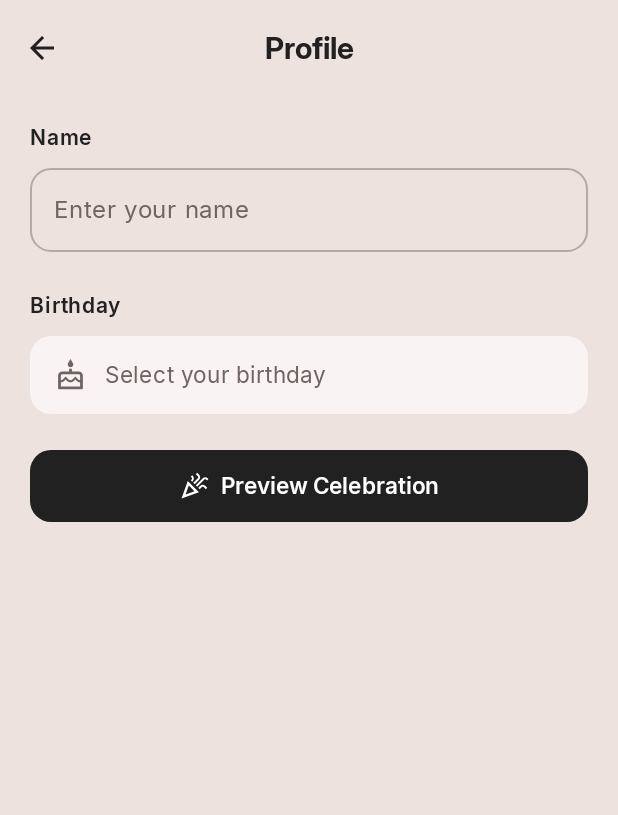
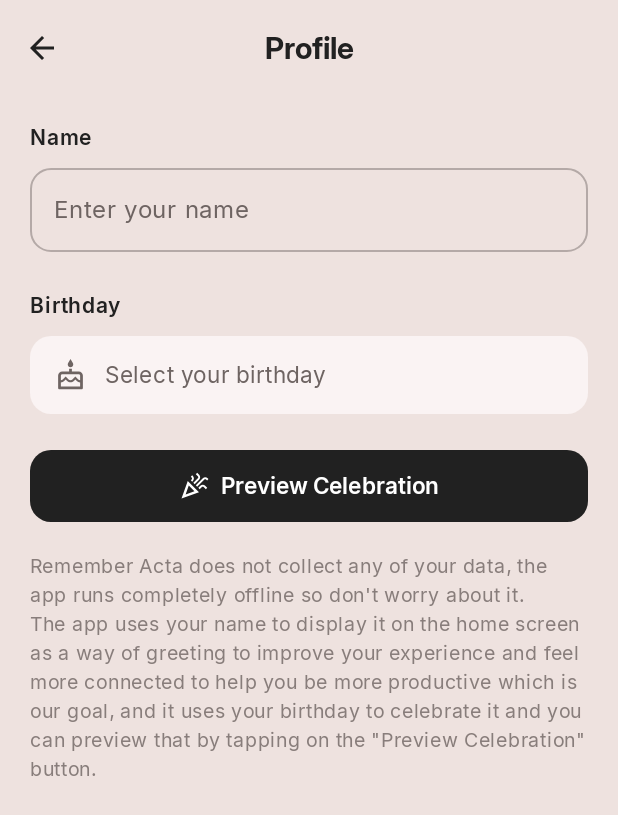
Before and after one commit to outlandishomar/Acta, an Android app built with Jetpack Compose: the composable ProfileScreen shown on its own in the app's theme, on a phone screen of 412 x 824 dp. Shown: the top 815 px of the screen. Run offline under Robolectric (Android 15) with nearby library versions, the phone set to English and light mode, and no system bars; 3 statements that could not run were skipped.

Commit message:
profile section disclamer

```diff
--- a/app/src/main/java/com/outlandishomar/acta/ui/screens/ProfileScreen.kt
+++ b/app/src/main/java/com/outlandishomar/acta/ui/screens/ProfileScreen.kt
@@ -187,6 +187,15 @@ fun ProfileScreen(onBackClick: () -> Unit) {
                     )
                 }
 
+                Spacer(modifier = Modifier.height(20.dp))
+
+                Text(
+                    text = "Remember Acta does not collect any of your data, the app runs completely offline so don't worry about it.\nThe app uses your name to display it on the home screen as a way of greeting to improve your experience and feel more connected to help you be more productive which is our goal, and it uses your birthday to celebrate it and you can preview that by tapping on the \"Preview Celebration\" button.",
+                    fontSize = 13.sp,
+                    lineHeight = 19.sp,
+                    color = TextSecondary.copy(alpha = 0.8f)
+                )
+
                 Spacer(modifier = Modifier.height(24.dp))
             }
         }
```
